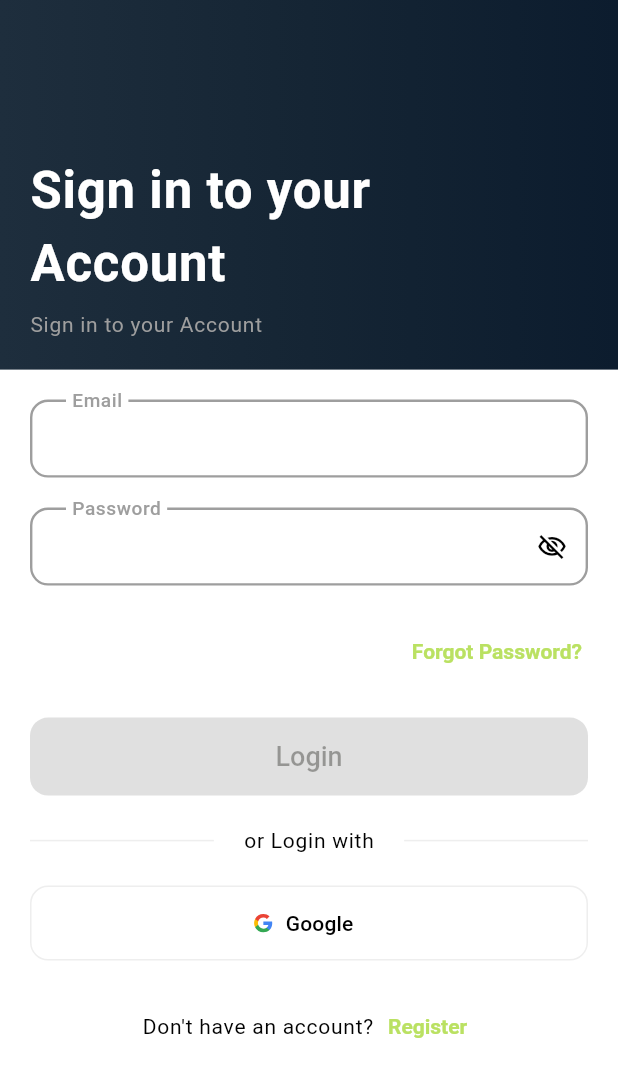
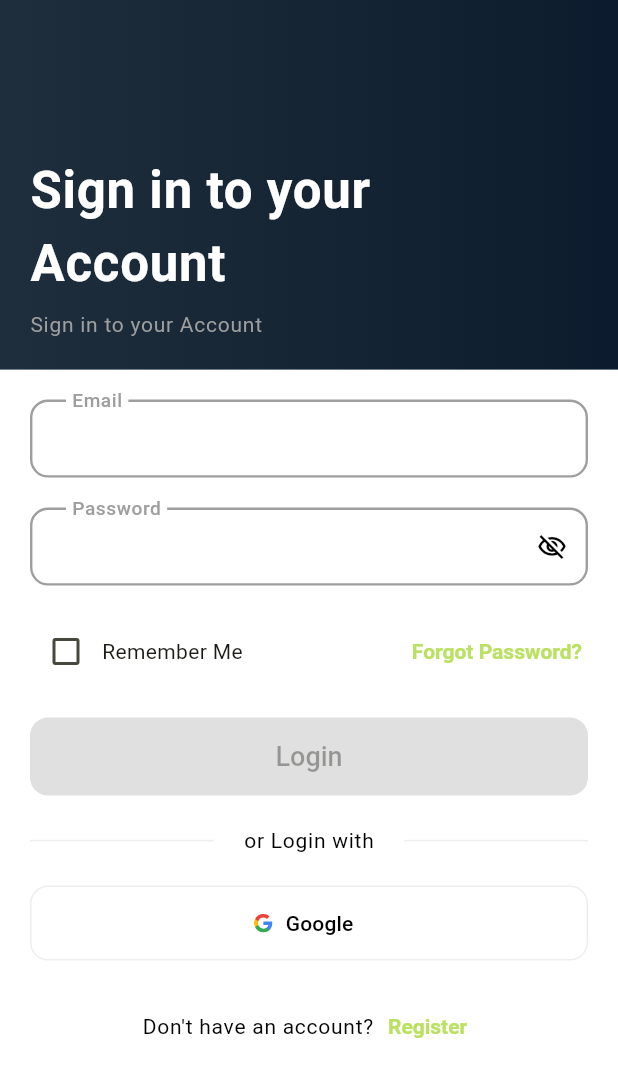
Before and after one commit to chochocookies/simple-login-app, a Flutter app: the screen it shows after launch, on a phone screen of 412 x 824 dp. Shown: the top 1077 px of the screen. Run offline on Flutter 3.47's test engine with Material 3 defaults, Android fonts, the phone set to English and light mode, and no system bars; our stand-ins replace cloud_firestore, firebase_auth, firebase_core, flutter_svg, google_sign_in; accounts and stored records are empty.

Commit message:
fix google login, add forgt pass

```diff
--- a/lib/routes.dart
+++ b/lib/routes.dart
@@ -1,4 +1,5 @@
 import 'package:flutter/material.dart';
+import 'package:myapp/screens/forgot_password.dart';
 import 'package:myapp/screens/home_screen.dart';
 
 import 'screens/login_screen.dart';
@@ -28,6 +29,9 @@ class Routes {
       case AppRoutes.register:
         return getRoute(widget: const RegisterPage());
 
+      case AppRoutes.forgotPassword:
+        return getRoute(widget: const ForgotPasswordScreen());
+
       case AppRoutes.homepage:
         // Periksa apakah UID dikirim sebagai argumen
         final uid = settings.arguments as String? ?? '';
--- a/lib/screens/login_screen.dart
+++ b/lib/screens/login_screen.dart
@@ -5,7 +5,6 @@ import 'package:google_sign_in/google_sign_in.dart';
 import 'package:flutter_svg/flutter_svg.dart';
 import '/utils/helpers/snackbar_helper.dart';
 import '/values/app_regex.dart';
-
 import '../components/app_text_form_field.dart';
 import '../resources/resources.dart';
 import '../utils/common_widgets/gradient_background.dart';
@@ -14,8 +13,6 @@ import '../values/app_constants.dart';
 import '../values/app_routes.dart';
 import '../values/app_strings.dart';
 import '../values/app_theme.dart';
-
-import 'home_screen.dart';
 
 class LoginPage extends StatefulWidget {
   const LoginPage({super.key});
@@ -30,6 +27,7 @@ class _LoginPageState extends State<LoginPage> {
 
   final ValueNotifier<bool> passwordNotifier = ValueNotifier(true);
   final ValueNotifier<bool> fieldValidNotifier = ValueNotifier(false);
+  final ValueNotifier<bool> rememberMeNotifier = ValueNotifier(false);
 
   late final TextEditingController emailController;
   late final TextEditingController passwordController;
@@ -74,17 +72,16 @@ class _LoginPageState extends State<LoginPage> {
             code: 'UID_NOT_FOUND', message: 'UID tidak ditemukan.');
       }
 
-      // Tambahkan data pengguna ke Firestore jika belum ada
       await FirebaseFirestore.instance.collection('users').doc(uid).set({
-        'name': 'User Default', // Ganti dengan data yang sesuai
+        'name': 'User Default',
         'email': emailController.text.trim(),
         'role': 'user',
-      }, SetOptions(merge: true)); // Tidak menimpa data jika sudah ada
+      }, SetOptions(merge: true));
 
       SnackbarHelper.showSnackBar(AppStrings.loggedIn);
 
       NavigationHelper.pushReplacementNamed(
-        AppRoutes.homepage, // Gunakan nama rute yang benar
+        AppRoutes.homepage,
         arguments: uid,
       );
     } on FirebaseAuthException catch (e) {
@@ -113,7 +110,6 @@ class _LoginPageState extends State<LoginPage> {
       final User? user = userCredential.user;
 
       if (user != null) {
-        // Tambahkan data pengguna ke Firestore jika belum ada
         await FirebaseFirestore.instance.collection('users').doc(user.uid).set({
           'name': user.displayName ?? 'User Default',
           'email': user.email,
@@ -131,7 +127,6 @@ class _LoginPageState extends State<LoginPage> {
   void _handleGoogleSignIn() async {
     final user = await signInWithGoogle();
     if (user != null) {
-      // Setelah berhasil login, arahkan ke halaman home
       NavigationHelper.pushReplacementNamed(
         AppRoutes.homepage,
         arguments: user.uid,
@@ -140,6 +135,20 @@ class _LoginPageState extends State<LoginPage> {
       ScaffoldMessenger.of(context).showSnackBar(
         const SnackBar(content: Text('Google Sign-In failed.')),
       );
+    }
+  }
+
+  Future<void> _resetPassword() async {
+    if (emailController.text.isEmpty) {
+      SnackbarHelper.showSnackBar(AppStrings.pleaseEnterEmailAddress);
+      return;
+    }
+
+    try {
+      await _auth.sendPasswordResetEmail(email: emailController.text.trim());
+      SnackbarHelper.showSnackBar(AppStrings.passwordResetEmailSent);
+    } catch (e) {
+      SnackbarHelper.showSnackBar(AppStrings.errorOccurred);
     }
   }
 
@@ -227,9 +236,32 @@ class _LoginPageState extends State<LoginPage> {
                       );
                     },
                   ),
-                  TextButton(
-                    onPressed: () {},
-                    child: const Text(AppStrings.forgotPassword),
+                  Row(
+                    mainAxisAlignment: MainAxisAlignment.spaceBetween,
+                    children: [
+                      Row(
+                        children: [
+                          ValueListenableBuilder(
+                            valueListenable: rememberMeNotifier,
+                            builder: (_, rememberMe, __) {
+                              return Checkbox(
+                                value: rememberMe,
+                                onChanged: (value) {
+                                  rememberMeNotifier.value = value ?? false;
+                                },
+                              );
+                            },
+                          ),
+                          const Text(AppStrings.rememberMe),
+                        ],
+                      ),
+                      TextButton(
+                        onPressed: () => NavigationHelper.pushReplacementNamed(
+                          AppRoutes.forgotPassword,
+                        ),
+                        child: const Text(AppStrings.forgotPassword),
+                      ),
+                    ],
                   ),
                   const SizedBox(height: 20),
                   ValueListenableBuilder(
@@ -262,7 +294,8 @@ class _LoginPageState extends State<LoginPage> {
                     children: [
                       Expanded(
                         child: OutlinedButton.icon(
-                          onPressed: _handleGoogleSignIn,
+                          onPressed:
+                              _handleGoogleSignIn, // Memanggil fungsi sign-in Google
                           icon: SvgPicture.asset('assets/vectors/google.svg',
                               width: 14),
                           label: const Text(
--- a/lib/screens/register_screen.dart
+++ b/lib/screens/register_screen.dart
@@ -160,6 +160,7 @@ class _RegisterPageState extends State<RegisterPage> {
                     },
                     controller: nameController,
                   ),
+                  const SizedBox(height: 10), // Tambahkan spasi
                   AppTextFormField(
                     labelText: AppStrings.email,
                     controller: emailController,
@@ -174,6 +175,7 @@ class _RegisterPageState extends State<RegisterPage> {
                               : AppStrings.invalidEmailAddress;
                     },
                   ),
+                  const SizedBox(height: 10), // Tambahkan spasi
                   DropdownButtonFormField<String>(
                     value: 'user', // Default role
                     items: [
@@ -188,6 +190,7 @@ class _RegisterPageState extends State<RegisterPage> {
                       border: OutlineInputBorder(),
                     ),
                   ),
+                  const SizedBox(height: 10), // Tambahkan spasi
                   ValueListenableBuilder<bool>(
                     valueListenable: passwordNotifier,
                     builder: (_, passwordObscure, __) {
@@ -218,6 +221,7 @@ class _RegisterPageState extends State<RegisterPage> {
                       );
                     },
                   ),
+                  const SizedBox(height: 10), // Tambahkan spasi
                   ValueListenableBuilder(
                     valueListenable: confirmPasswordNotifier,
                     builder: (_, confirmPasswordObscure, __) {
@@ -251,6 +255,7 @@ class _RegisterPageState extends State<RegisterPage> {
                       );
                     },
                   ),
+                  const SizedBox(height: 20), // Spasi sebelum tombol
                   ValueListenableBuilder(
                     valueListenable: fieldValidNotifier,
                     builder: (_, isValid, __) {
--- a/lib/values/app_routes.dart
+++ b/lib/values/app_routes.dart
@@ -4,6 +4,7 @@ class AppRoutes {
   static const String login = 'login';
   static const String register = 'register';
   static const String homepage = 'homepage';
+  static const String forgotPassword = 'forgot-password';
 
   static var home;
 }
--- a/lib/values/app_strings.dart
+++ b/lib/values/app_strings.dart
@@ -14,6 +14,16 @@ class AppStrings {
   static const String signInToYourAccount = 'Sign in to your Account';
   static const String iHaveAnAccount = 'I have an account?';
   static const String forgotPassword = 'Forgot Password?';
+  static const String resetPassword = 'Reset Password?';
+  static const String sendResetLink =
+      'Input your email and we will send you a link to reset your password';
+  static const String sendResetLinkButton = 'Send email';
+  static const String updatePassword = 'Update Password?';
+  static const String enterNewPassword = 'Please Enter New Password?';
+  static const String newPassword = 'Confirm Your Password?';
+  static const String updatePasswordButton = 'Update Password';
+  static const String confirmPasswordButton = 'Confirm Your Password?';
+  static const String rememberMe = 'Remember Me';
   static const String orLoginWith = 'or Login with';
 
   static const String loggedIn = 'Logged In!';
@@ -36,4 +46,6 @@ class AppStrings {
   static const String passwordNotMatched = 'Password not matched!';
 
   static var errorOccurred;
+
+  static String? passwordResetEmailSent;
 }
--- a/pubspec.yaml
+++ b/pubspec.yaml
@@ -42,6 +42,7 @@ dependencies:
   the_apple_sign_in: ^1.1.1
   flutter_svg: ^2.0.16
   spider: ^4.2.2
+  shared_preferences: ^2.3.4
 
 dev_dependencies:
   flutter_test:
```
Also changed, not shown: lib/screens/forgot_password.dart (added, +77 -0 lines), lib/screens/update_password_screen.dart (added, +91 -0 lines), pubspec.lock.
